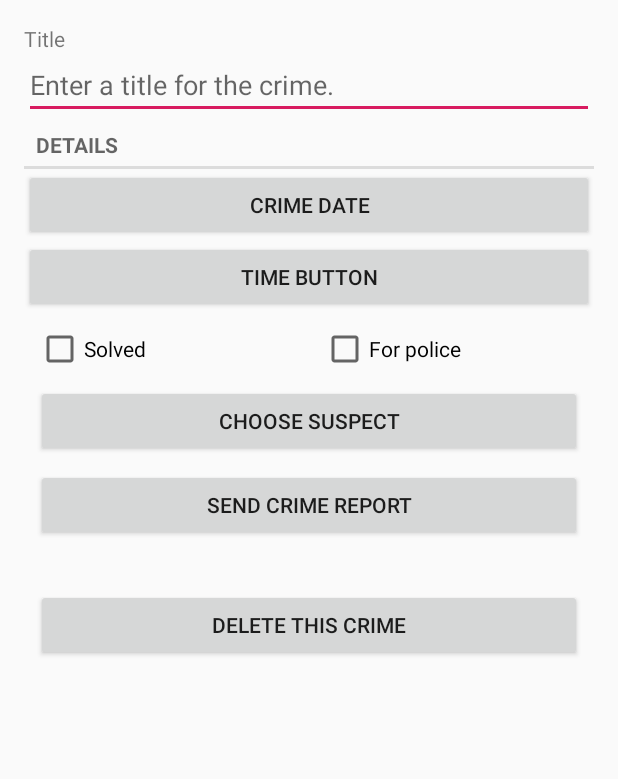
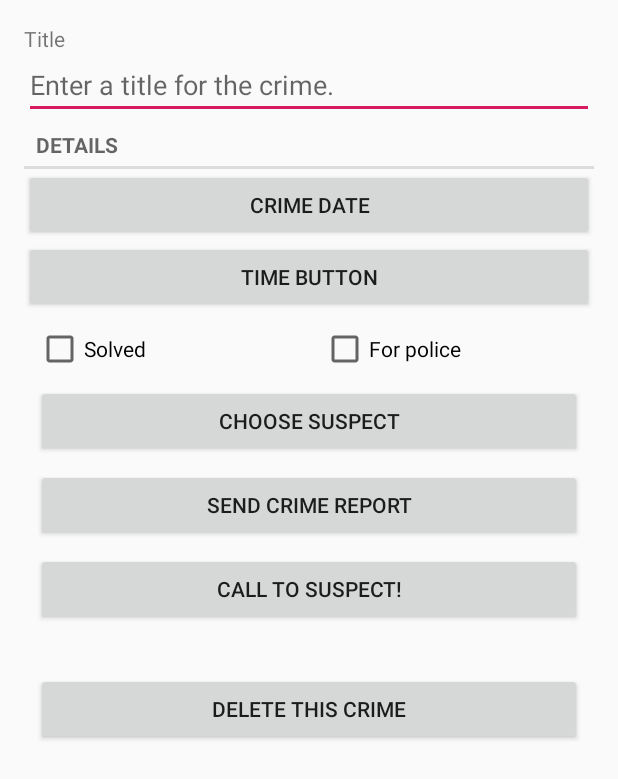
Before and after one commit to Argerd/criminal-intent, an Android app: the layout fragment_crime.xml on its own in the app's theme, with its tools: preview values and no code run, on a phone screen of 412 x 824 dp. Shown: the top 779 px of the screen. Run offline under Robolectric (Android 15) with nearby library versions, the phone set to English and light mode, and no system bars.

Commit message:
Добавлены функция, позволяющая выбрать подозреваемого из списка контактов на телефоне. Добавлена неработующая кнопка "Call to suspect!", реализация которой будет добавлена в следующем комите.

```diff
--- a/CriminalIntentFinal/app/src/main/res/layout/fragment_crime.xml
+++ b/CriminalIntentFinal/app/src/main/res/layout/fragment_crime.xml
@@ -41,10 +41,10 @@
         android:id="@+id/crime_date"
         android:layout_width="0dp"
         android:layout_height="wrap_content"
+        android:text="@string/crime_date_button"
         app:layout_constraintEnd_toEndOf="parent"
         app:layout_constraintStart_toStartOf="parent"
-        app:layout_constraintTop_toBottomOf="@+id/textView2"
-        tools:text="crime date" />
+        app:layout_constraintTop_toBottomOf="@+id/textView2" />
 
     <Button
         android:id="@+id/crime_time"
@@ -104,6 +104,18 @@
         app:layout_constraintTop_toBottomOf="@+id/crime_suspect" />
 
     <Button
+        android:id="@+id/call_to_suspect_button"
+        android:layout_width="0dp"
+        android:layout_height="wrap_content"
+        android:layout_marginStart="8dp"
+        android:layout_marginTop="8dp"
+        android:layout_marginEnd="8dp"
+        android:text="@string/call_to_suspect_button"
+        app:layout_constraintEnd_toEndOf="parent"
+        app:layout_constraintStart_toStartOf="parent"
+        app:layout_constraintTop_toBottomOf="@+id/crime_report" />
+
+    <Button
         android:id="@+id/delete_button"
         android:layout_width="0dp"
         android:layout_height="wrap_content"
@@ -114,6 +126,6 @@
         app:layout_constraintEnd_toEndOf="parent"
         app:layout_constraintHorizontal_bias="0.0"
         app:layout_constraintStart_toStartOf="parent"
-        app:layout_constraintTop_toBottomOf="@+id/crime_report" />
+        app:layout_constraintTop_toBottomOf="@+id/call_to_suspect_button" />
 
 </android.support.constraint.ConstraintLayout>
--- a/CriminalIntentFinal/app/src/main/res/values/strings.xml
+++ b/CriminalIntentFinal/app/src/main/res/values/strings.xml
@@ -6,6 +6,7 @@
     <string name="crime_details_label">Details</string>
     <string name="crime_solved_label">Solved</string>
     <string name="call_to_police_label">Call to police!</string>
+    <string name="crime_date_button">Crime Date</string>
     <string name="for_police_label">For police</string>
     <string name="to_the_first_crime_button_label">To the first</string>
     <string name="to_the_last_crime_button_label">To the last</string>
@@ -15,6 +16,7 @@
     <string name="delete_button">Delete this crime</string>
     <string name="crime_suspect_text">Choose Suspect</string>
     <string name="crime_report_text">Send Crime Report</string>
+    <string name="call_to_suspect_button">Call to suspect!</string>
 
     <string name="crime_report">%1$s! The crime was discovered on %2$s. %3$s, and %4$s</string>
     <string name="crime_report_solved">The case is solved</string>
```
Also changed, not shown: CriminalIntentFinal/app/src/main/java/argerd/ru/CrimeFragment.java (+33 -6 lines).
